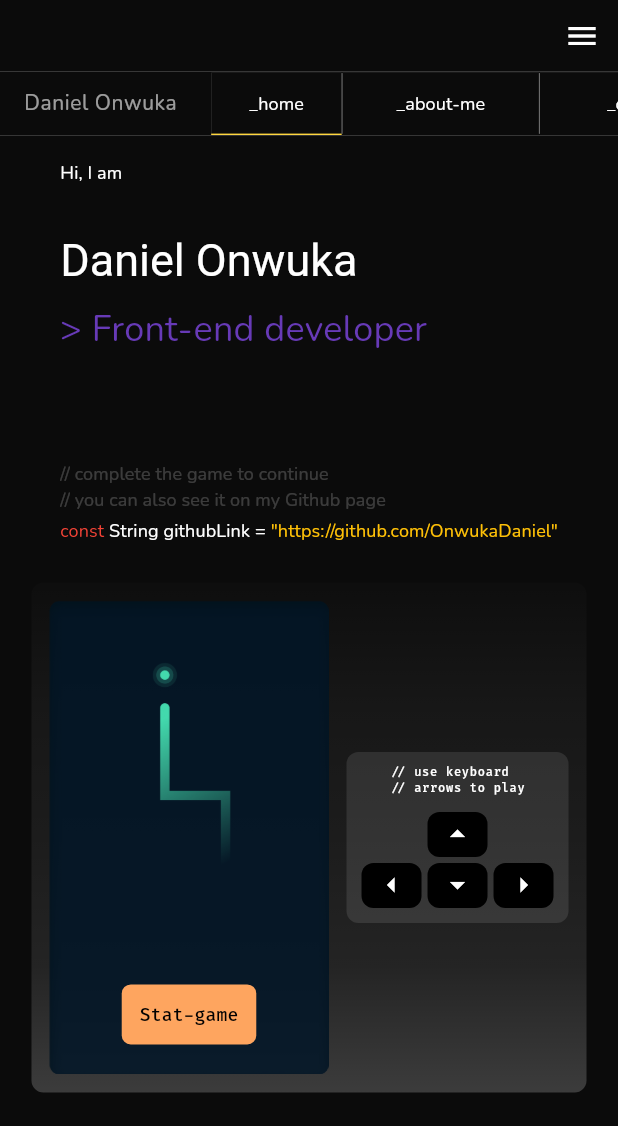
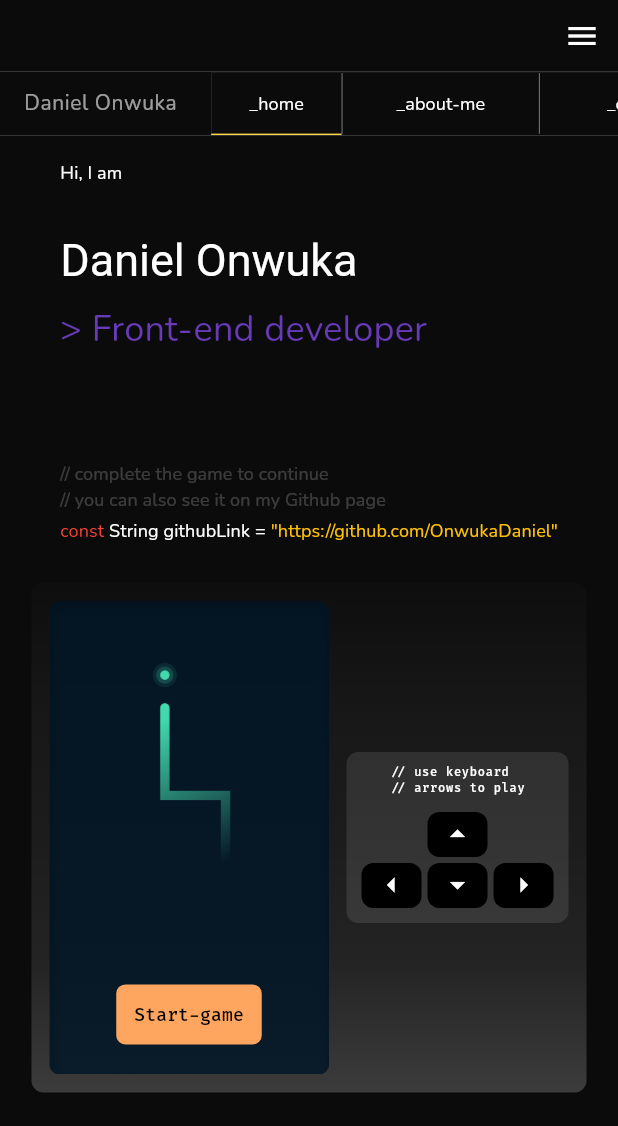
Before and after one commit to OnwukaDaniel/portfolio, a Flutter app: the screen it shows after launch, on a phone screen of 412 x 824 dp, the part 110-1236 px from its top. Run offline on Flutter 3.47's test engine with Material 3 defaults, Android fonts, the phone set to English and light mode, and no system bars; drawn by our look-alikes of animated_background, animated_text_kit, overlay_support; our stand-ins replace carousel_slider, font_awesome_flutter, stacked, video_player; missing offline and left inert: animated_gradient, code_text_field, highlight, media_kit, media_kit_video, particles_flutter and 1 more; Roboto replaces fonts that are missing (JMH Typewriter).

Commit message:
Correct text stat-game to start game

```diff
--- a/lib/ui/home/home.dart
+++ b/lib/ui/home/home.dart
@@ -179,7 +179,7 @@ class Home extends StatelessWidget {
                           const SnakeGame(),
                         ),
                         child: Text(
-                          'Stat-game',
+                          'Start-game',
                           style: ll.copyWith(color: Colors.black),
                         ),
                       ),
```
